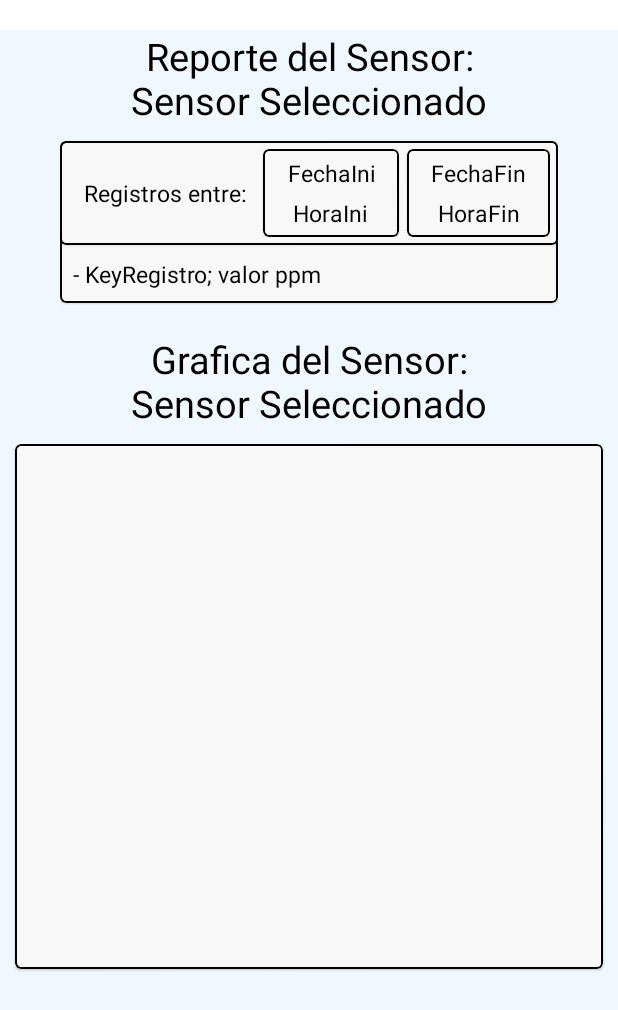
After one commit to JCharly95/Ardu_Security, an Android app: the layout plantilla_reporte.xml on its own in the app's theme, with its tools: preview values and no code run, on a phone screen of 412 x 824 dp. The commit adds this screen. Shown: the top 1010 px of the screen. Run offline under Robolectric (Android 15) with nearby library versions, the phone set to English and light mode, and no system bars.

Commit message:
Preparando la plantilla del reporte
En este commit se inicio con la plantilla del reporte la cual sera un archivo XML el cual se rellenara de manera dinamica con la informacion obtenida para la grafica.
NOTA: Se incorporó la carpeta de assets para elementos estaticos como archivos html.

```diff
--- a/app/src/main/java/com/ardusec/ardu_security/user/GenReportsActivity.kt
+++ b/app/src/main/java/com/ardusec/ardu_security/user/GenReportsActivity.kt
@@ -4,12 +4,20 @@ import android.app.DatePickerDialog
 import android.app.TimePickerDialog
 import android.graphics.drawable.ColorDrawable
 import android.os.Bundle
+import android.util.TypedValue
+import android.view.Gravity
+import android.view.LayoutInflater
 import android.view.View
-import android.webkit.WebView
-import android.widget.*
+import android.view.ViewGroup
+import android.widget.Button
+import android.widget.ImageButton
+import android.widget.RadioButton
+import android.widget.TableLayout
+import android.widget.TableRow
+import android.widget.TextView
+import android.widget.Toast
 import androidx.appcompat.app.AlertDialog
 import androidx.appcompat.app.AppCompatActivity
-import androidx.appcompat.widget.AppCompatSpinner
 import androidx.core.content.ContextCompat
 import androidx.core.view.isGone
 import androidx.lifecycle.lifecycleScope
@@ -19,7 +27,11 @@ import com.github.mikephil.charting.data.Entry
 import com.github.mikephil.charting.data.LineData
 import com.github.mikephil.charting.data.LineDataSet
 import com.google.firebase.auth.FirebaseAuth
-import com.google.firebase.database.*
+import com.google.firebase.database.DataSnapshot
+import com.google.firebase.database.DatabaseError
+import com.google.firebase.database.DatabaseReference
+import com.google.firebase.database.FirebaseDatabase
+import com.google.firebase.database.ValueEventListener
 import com.google.firebase.database.ktx.database
 import com.google.firebase.ktx.Firebase
 import kotlinx.coroutines.Dispatchers
@@ -27,7 +39,6 @@ import kotlinx.coroutines.async
 import kotlinx.coroutines.launch
 import java.text.SimpleDateFormat
 import java.util.Calendar
-import java.util.Locale
 import java.util.TimeZone
 
 
@@ -53,7 +64,7 @@ class GenReportsActivity : AppCompatActivity() {
     private lateinit var btnSelHoraFin: Button
     private lateinit var btnGenGraf: Button
     private lateinit var layGraf: LineChart
-    private lateinit var wbRepoPrev: WebView
+    private lateinit var wbRepoPrev: View
     private lateinit var btnGenRepo: Button
     // Arraylists de valores para los datasets de las graficas
     private val arrCo = ArrayList<Entry>()
@@ -577,4 +588,31 @@ class GenReportsActivity : AppCompatActivity() {
             getEstaKey.await()
         }
     }
+
+    private fun getPlantilla(){
+        // Instanciando la plantilla
+        val inflater = LayoutInflater.from(this@GenReportsActivity)
+        val view = inflater.inflate(R.layout.plantilla_reporte, null)
+        val tablaRegistros = view.findViewById<TableLayout>(R.id.tblLayRegistros)
+
+        val nFila = TableRow(this@GenReportsActivity)
+        nFila.layoutParams = TableRow.LayoutParams(TableRow.LayoutParams.WRAP_CONTENT,TableRow.LayoutParams.WRAP_CONTENT)
+        nFila.layout(dpToPx(3),dpToPx(3),dpToPx(3),dpToPx(3))
+
+        val nRegistro = TextView(this@GenReportsActivity)
+        nRegistro.layoutParams = ViewGroup.LayoutParams(ViewGroup.LayoutParams.WRAP_CONTENT, ViewGroup.LayoutParams.WRAP_CONTENT)
+        nRegistro.setText("Prueba de Agregado")
+        nRegistro.gravity = Gravity.CENTER
+        nRegistro.setTextColor(ContextCompat.getColor(this,R.color.negro))
+        nRegistro.textSize = spToPx(15).toFloat()
+    }
+
+    // Funciones de Conversiones
+    private fun dpToPx(dp: Int): Int {
+        return TypedValue.applyDimension( TypedValue.COMPLEX_UNIT_DIP, dp.toFloat(), this@GenReportsActivity.resources.displayMetrics ).toInt()
+    }
+
+    private fun spToPx(sp: Int): Int {
+        return TypedValue.applyDimension( TypedValue.COMPLEX_UNIT_SP, sp.toFloat(), this@GenReportsActivity.resources.displayMetrics ).toInt()
+    }
 }
--- /dev/null
+++ b/app/src/main/res/layout/plantilla_reporte.xml
@@ -0,0 +1,216 @@
+<?xml version="1.0" encoding="utf-8"?>
+<androidx.constraintlayout.widget.ConstraintLayout
+    xmlns:android="http://schemas.android.com/apk/res/android"
+    xmlns:app="http://schemas.android.com/apk/res-auto"
+    android:layout_width="match_parent"
+    android:layout_height="match_parent">
+
+    <ScrollView
+        android:id="@+id/ReportsView"
+        android:layout_width="match_parent"
+        android:layout_height="match_parent"
+        android:layout_marginTop="20dp"
+        android:background="@color/azulAlicia">
+
+        <LinearLayout
+            android:layout_width="match_parent"
+            android:layout_height="wrap_content"
+            android:orientation="vertical">
+
+            <LinearLayout
+                android:layout_width="match_parent"
+                android:layout_height="wrap_content"
+                android:gravity="center_horizontal"
+                android:layout_marginStart="40dp"
+                android:layout_marginEnd="40dp"
+                android:orientation="vertical">
+
+                <TextView
+                    android:layout_width="wrap_content"
+                    android:layout_height="wrap_content"
+                    android:text="@string/lblHeadRepo"
+                    android:gravity="center"
+                    android:textColor="@color/negro"
+                    android:textSize="25sp" />
+
+                <Space
+                    android:layout_width="match_parent"
+                    android:layout_height="10dp" />
+
+                <com.google.android.material.card.MaterialCardView
+                    android:layout_width="match_parent"
+                    android:layout_height="wrap_content"
+                    android:backgroundTint="@color/lightGray"
+                    app:cardCornerRadius="4dp"
+                    app:strokeColor="@color/negro"
+                    app:strokeWidth="1dp">
+
+                    <LinearLayout
+                        android:layout_width="match_parent"
+                        android:layout_height="wrap_content"
+                        android:orientation="vertical">
+
+                        <com.google.android.material.card.MaterialCardView
+                            android:layout_width="match_parent"
+                            android:layout_height="wrap_content"
+                            android:backgroundTint="@color/lightGray"
+                            app:strokeColor="@color/negro"
+                            app:strokeWidth="1dp">
+
+                            <LinearLayout
+                                android:layout_width="match_parent"
+                                android:layout_height="wrap_content"
+                                android:gravity="center"
+                                android:orientation="horizontal"
+                                android:padding="5dp">
+
+                                <TextView
+                                    android:layout_width="wrap_content"
+                                    android:layout_height="wrap_content"
+                                    android:layout_weight="1"
+                                    android:text="@string/lblRangoRepo"
+                                    android:gravity="center"
+                                    android:textColor="@color/negro"
+                                    android:textSize="15sp" />
+
+                                <com.google.android.material.card.MaterialCardView
+                                    android:layout_width="wrap_content"
+                                    android:layout_height="wrap_content"
+                                    android:layout_weight="1"
+                                    android:backgroundTint="@color/lightGray"
+                                    app:cardCornerRadius="4dp"
+                                    app:strokeColor="@color/negro"
+                                    app:strokeWidth="1dp">
+
+                                    <LinearLayout
+                                        android:layout_width="match_parent"
+                                        android:layout_height="wrap_content"
+                                        android:gravity="center"
+                                        android:padding="5dp"
+                                        android:orientation="vertical">
+
+                                        <TextView
+                                            android:id="@+id/txtFechaIniRepo"
+                                            android:layout_width="wrap_content"
+                                            android:layout_height="wrap_content"
+                                            android:text="@string/lblFechaIniRepo"
+                                            android:gravity="center"
+                                            android:textColor="@color/negro"
+                                            android:textSize="15sp" />
+
+                                        <Space
+                                            android:layout_width="match_parent"
+                                            android:layout_height="5dp"/>
+
+                                        <TextView
+                                            android:id="@+id/txtHoraIniRepo"
+                                            android:layout_width="wrap_content"
+                                            android:layout_height="wrap_content"
+                                            android:text="@string/lblHoraIniRepo"
+                                            android:gravity="center"
+                                            android:textColor="@color/negro"
+                                            android:textSize="15sp" />
+                                    </LinearLayout>
+                                </com.google.android.material.card.MaterialCardView>
+
+                                <Space
+                                    android:layout_width="5dp"
+                                    android:layout_height="match_parent" />
+
+                                <com.google.android.material.card.MaterialCardView
+                                    android:layout_width="wrap_content"
+                                    android:layout_height="wrap_content"
+                                    android:layout_weight="1"
+                                    android:backgroundTint="@color/lightGray"
+                                    app:cardCornerRadius="4dp"
+                                    app:strokeColor="@color/negro"
+                                    app:strokeWidth="1dp">
+
+                                    <LinearLayout
+                                        android:layout_width="match_parent"
+                                        android:layout_height="wrap_content"
+                                        android:gravity="center_horizontal"
+                                        android:padding="5dp"
+                                        android:orientation="vertical">
+
+                                        <TextView
+                                            android:id="@+id/txtFechaFinRepo"
+                                            android:layout_width="wrap_content"
+                                            android:layout_height="wrap_content"
+                                            android:text="@string/lblFechaFinRepo"
+                                            android:gravity="center"
+                                            android:textColor="@color/negro"
+                                            android:textSize="15sp" />
+
+                                        <Space
+                                            android:layout_width="match_parent"
+                                            android:layout_height="5dp"/>
+
+                                        <TextView
+                                            android:id="@+id/txtHoraFinRepo"
+                                            android:layout_width="wrap_content"
+                                            android:layout_height="wrap_content"
+                                            android:text="@string/lblHoraFinRepo"
+                                            android:gravity="center"
+                                            android:textColor="@color/negro"
+                                            android:textSize="15sp" />
+                                    </LinearLayout>
+                                </com.google.android.material.card.MaterialCardView>
+                            </LinearLayout>
+                        </com.google.android.material.card.MaterialCardView>
+
+                        <TableLayout
+                            android:id="@+id/tblLayRegistros"
+                            android:layout_width="match_parent"
+                            android:layout_height="wrap_content"
+                            android:padding="5dp">
+
+                            <TableRow
+                                android:layout_width="match_parent"
+                                android:layout_height="wrap_content"
+                                android:layout_margin="3dp">
+
+                                <TextView
+                                    android:layout_width="wrap_content"
+                                    android:layout_height="wrap_content"
+                                    android:text="@string/txtRegistro"
+                                    android:gravity="center"
+                                    android:textColor="@color/negro"
+                                    android:textSize="15sp" />
+                            </TableRow>
+                        </TableLayout>
+                    </LinearLayout>
+                </com.google.android.material.card.MaterialCardView>
+
+                <Space
+                    android:layout_width="match_parent"
+                    android:layout_height="20dp"/>
+
+                <TextView
+                    android:layout_width="wrap_content"
+                    android:layout_height="wrap_content"
+                    android:text="@string/lblHeadGrafRepo"
+                    android:gravity="center"
+                    android:textColor="@color/negro"
+                    android:textSize="25sp" />
+            </LinearLayout>
+
+
+            <com.google.android.material.card.MaterialCardView
+                android:layout_width="match_parent"
+                android:layout_height="wrap_content"
+                android:backgroundTint="@color/lightGray"
+                android:layout_margin="10dp"
+                app:cardCornerRadius="4dp"
+                app:strokeColor="@color/negro"
+                app:strokeWidth="1dp">
+
+                <ImageView
+                    android:id="@+id/webViewRepoPrev"
+                    android:layout_width="match_parent"
+                    android:layout_height="350dp"/>
+            </com.google.android.material.card.MaterialCardView>
+
+        </LinearLayout>
+    </ScrollView>
+</androidx.constraintlayout.widget.ConstraintLayout>
--- a/app/src/main/res/layout/user_activity_gen_reports.xml
+++ b/app/src/main/res/layout/user_activity_gen_reports.xml
@@ -562,7 +562,7 @@
                     app:strokeColor="@color/negro"
                     app:strokeWidth="1dp">
 
-                    <WebView
+                    <View
                         android:id="@+id/webViewRepoPrev"
                         android:layout_width="match_parent"
                         android:layout_height="450dp"/>
--- a/app/src/main/res/values/strings.xml
+++ b/app/src/main/res/values/strings.xml
@@ -189,4 +189,13 @@
         <item>Seleccione su nueva alarma</item>
     </string-array>
     <string name="btnConfAlaChg">Confirmar seleccion y\nrealizar cambio</string>
+    <!-- Strings de la plantilla de reportes-->
+    <string name="lblHeadRepo">Reporte del Sensor:\nSensor Seleccionado</string>
+    <string name="lblRangoRepo">Registros entre:</string>
+    <string name="lblFechaIniRepo">FechaIni</string>
+    <string name="lblHoraIniRepo">HoraIni</string>
+    <string name="lblFechaFinRepo">FechaFin</string>
+    <string name="lblHoraFinRepo">HoraFin</string>
+    <string name="txtRegistro">- KeyRegistro; valor ppm</string>
+    <string name="lblHeadGrafRepo">Grafica del Sensor:\nSensor Seleccionado</string>
 </resources>
```
Also changed, not shown: app/src/main/AndroidManifest.xml (+3 -4 lines), 1 other file.
